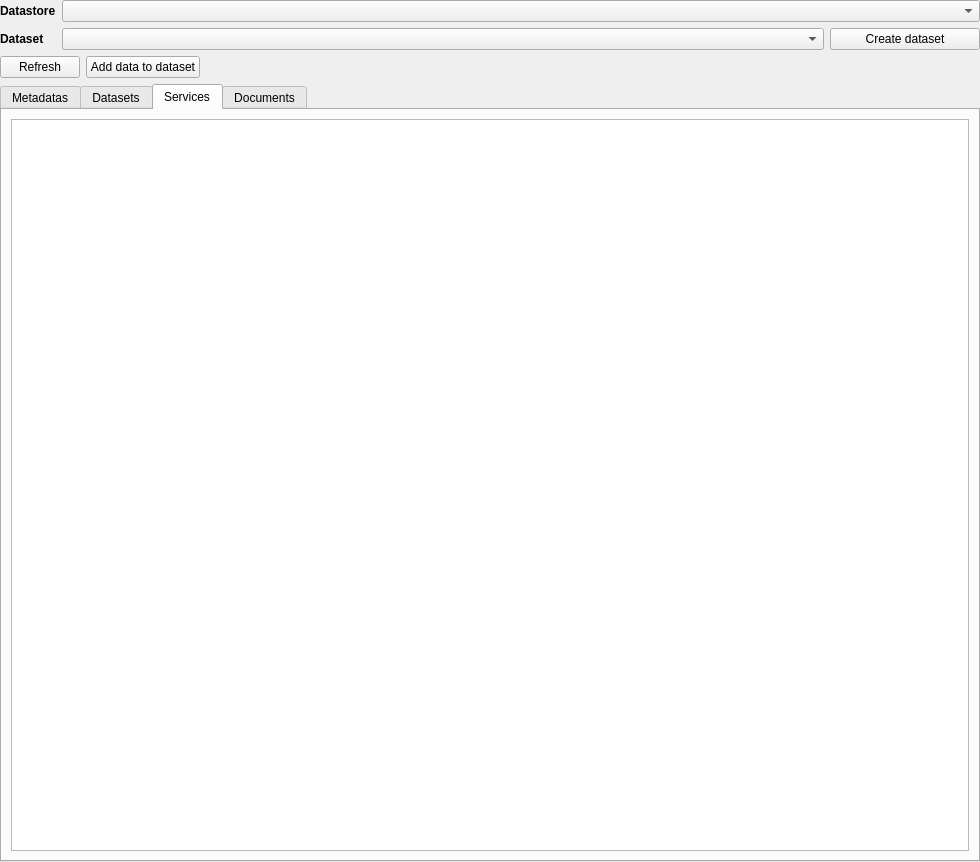
Above: geoplateforme/gui/dashboard/wdg_dashboard.ui from JulesGrillot/plugin-qgis-geoplateforme before the change. Below: the same form after it.
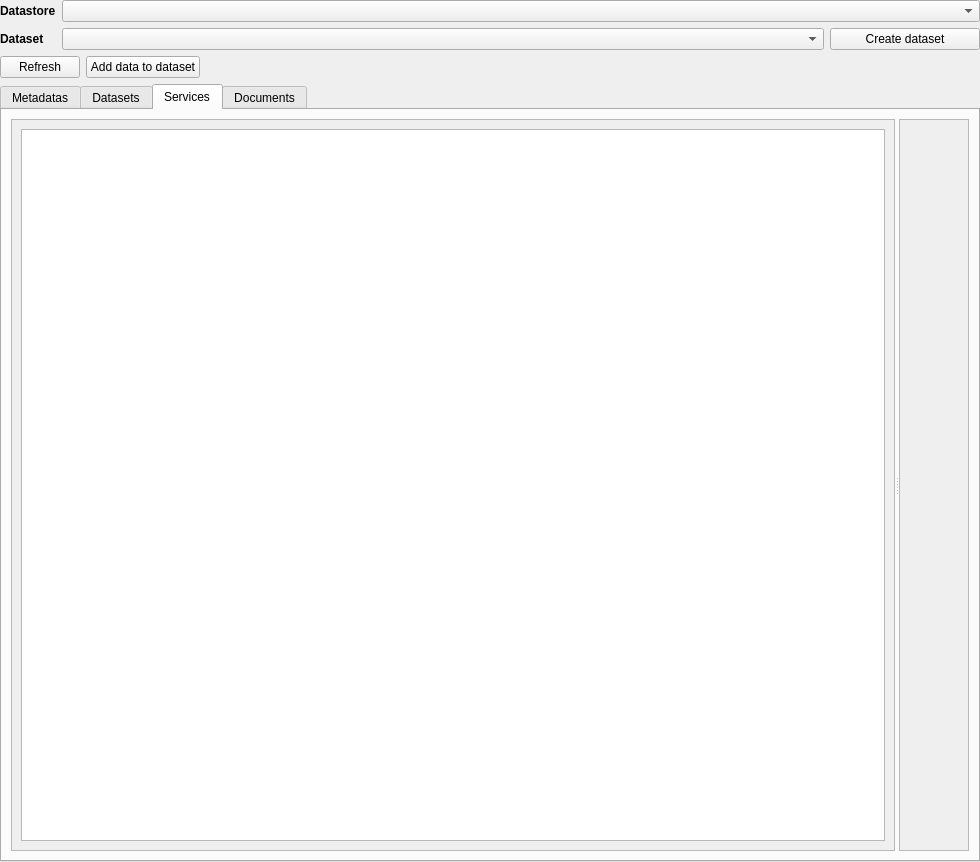
That is the form after the change. The open tabs and pages were chosen to show the change. Custom widgets are drawn as their Qt base class.

Commit message: feat(service): add details zone

```diff
--- a/geoplateforme/gui/dashboard/wdg_dashboard.ui
+++ b/geoplateforme/gui/dashboard/wdg_dashboard.ui
@@ -296,9 +296,53 @@
       <attribute name="title">
        <string>Services</string>
       </attribute>
-      <layout class="QGridLayout" name="gridLayout_6">
+      <layout class="QGridLayout" name="gridLayout_9">
        <item row="0" column="0">
-        <widget class="QTableView" name="tbv_service"/>
+        <widget class="QSplitter" name="service_splitter">
+         <property name="orientation">
+          <enum>Qt::Horizontal</enum>
+         </property>
+         <widget class="QScrollArea" name="scrl_area_service_table">
+          <property name="widgetResizable">
+           <bool>true</bool>
+          </property>
+          <widget class="QWidget" name="scrl_area_service_table_content">
+           <property name="geometry">
+            <rect>
+             <x>0</x>
+             <y>0</y>
+             <width>517</width>
+             <height>716</height>
+            </rect>
+           </property>
+           <layout class="QGridLayout" name="gridLayout_6">
+            <item row="0" column="0">
+             <widget class="QTableView" name="tbv_service"/>
+            </item>
+           </layout>
+          </widget>
+         </widget>
+         <widget class="QScrollArea" name="service_detail_zone">
+          <property name="widgetResizable">
+           <bool>true</bool>
+          </property>
+          <widget class="QWidget" name="service_detail_widget">
+           <property name="geometry">
+            <rect>
+             <x>0</x>
+             <y>0</y>
+             <width>433</width>
+             <height>716</height>
+            </rect>
+           </property>
+           <layout class="QGridLayout" name="gridLayout_7">
+            <item row="0" column="0">
+             <layout class="QVBoxLayout" name="service_detail_widget_layout"/>
+            </item>
+           </layout>
+          </widget>
+         </widget>
+        </widget>
        </item>
       </layout>
      </widget>
```
Left out of the diff: 2 changed lines with no effect on the pictures. The commit also changes 3 other files.
